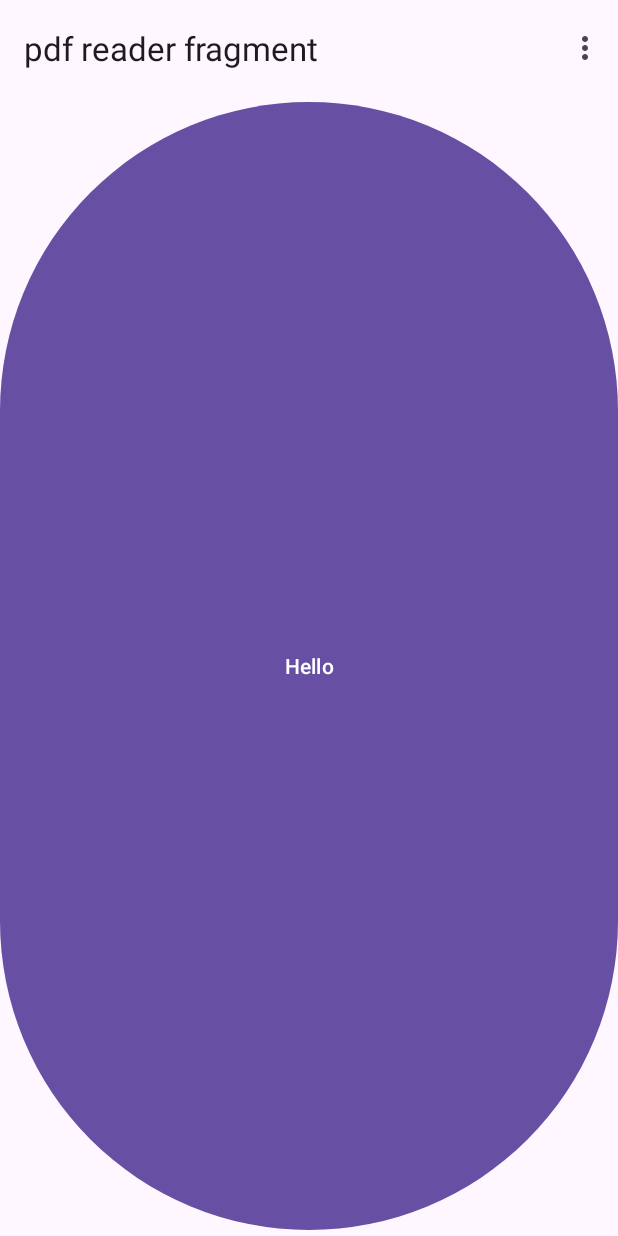
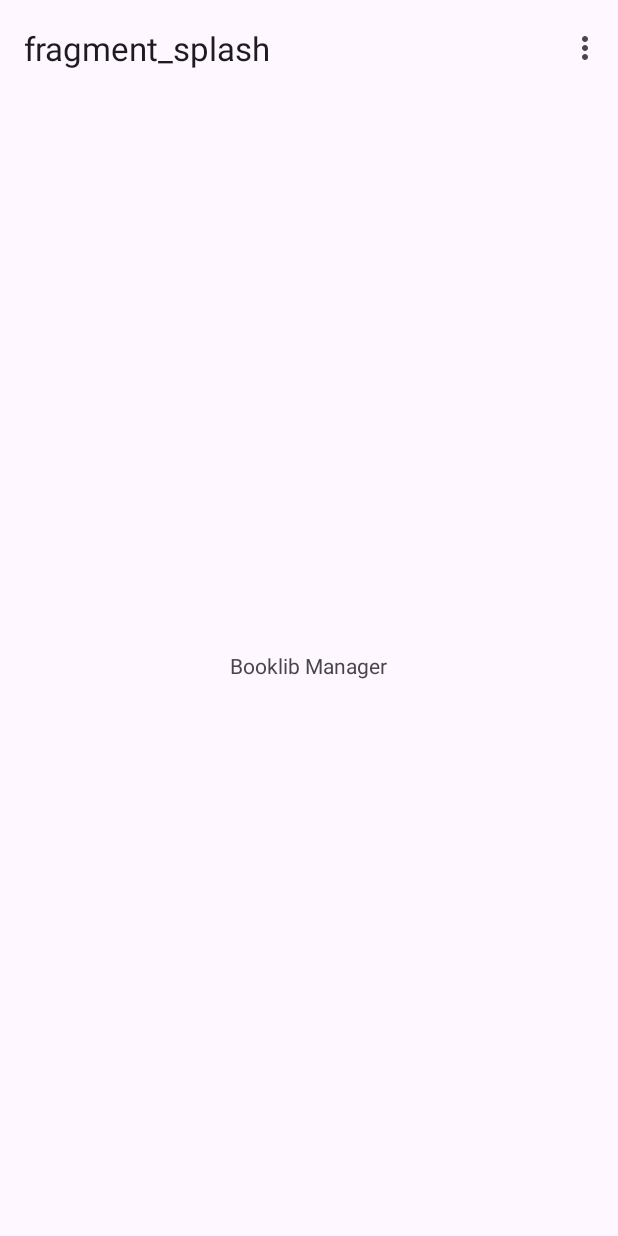
Before and after one commit to lucascalheiros/book-library-manager-app, an Android app: the screen it shows after launch (MainActivity), on a phone screen of 412 x 824 dp. Run offline under Robolectric (Android 15) with nearby library versions, the phone set to English and light mode, and no system bars; our stand-ins replace navigation-ui; libraries missing offline, so code that uses them is left out: org.koin.ksp; 3 statements that could not run were skipped.

Commit message:
Add splash screen, home screen and transitions

```diff
--- a/app/src/main/java/com/github/lucascalheiros/booklibrarymanager/ui/login/LoginFragment.kt
+++ b/app/src/main/java/com/github/lucascalheiros/booklibrarymanager/ui/login/LoginFragment.kt
@@ -43,7 +43,7 @@ class LoginFragment : Fragment() {
                         result.data
                     ).getResult(ApiException::class.java)
                     logAccount(account)
-                    val action = LoginFragmentDirections.actionLoginFragmentToPdfReaderFragment()
+                    val action = LoginFragmentDirections.actionLoginFragmentToHomeFragment()
                     findNavController().navigate(action)
                 } catch (exception: ApiException) {
                     exception.printStackTrace()
--- /dev/null
+++ b/app/src/main/java/com/github/lucascalheiros/booklibrarymanager/ui/splash/SplashFragment.kt
@@ -0,0 +1,82 @@
+package com.github.lucascalheiros.booklibrarymanager.ui.splash
+
+import android.os.Bundle
+import android.os.Handler
+import android.view.LayoutInflater
+import android.view.View
+import android.view.ViewGroup
+import androidx.fragment.app.Fragment
+import androidx.navigation.fragment.findNavController
+import com.github.lucascalheiros.booklibrarymanager.R
+import com.github.lucascalheiros.booklibrarymanager.useCase.GoogleSignInUseCase
+import kotlinx.coroutines.MainScope
+import kotlinx.coroutines.delay
+import kotlinx.coroutines.launch
+import org.koin.android.ext.android.inject
+
+// TODO: Rename parameter arguments, choose names that match
+// the fragment initialization parameters, e.g. ARG_ITEM_NUMBER
+private const val ARG_PARAM1 = "param1"
+private const val ARG_PARAM2 = "param2"
+
+/**
+ * A simple [Fragment] subclass.
+ * Use the [SplashFragment.newInstance] factory method to
+ * create an instance of this fragment.
+ */
+class SplashFragment : Fragment() {
+    // TODO: Rename and change types of parameters
+    private var param1: String? = null
+    private var param2: String? = null
+
+    private val googleSigInUseCase: GoogleSignInUseCase by inject()
+
+    override fun onCreate(savedInstanceState: Bundle?) {
+        super.onCreate(savedInstanceState)
+        arguments?.let {
+            param1 = it.getString(ARG_PARAM1)
+            param2 = it.getString(ARG_PARAM2)
+        }
+
+        MainScope().launch {
+            delay(500)
+            if (googleSigInUseCase.isUserSignedIn()) {
+                SplashFragmentDirections.actionSplashFragmentToHomeFragment().let {
+                    findNavController().navigate(it)
+                }
+            } else {
+                SplashFragmentDirections.actionSplashFragmentToLoginFragment().let {
+                    findNavController().navigate(it)
+                }
+            }
+        }
+    }
+
+    override fun onCreateView(
+        inflater: LayoutInflater, container: ViewGroup?,
+        savedInstanceState: Bundle?
+    ): View? {
+        // Inflate the layout for this fragment
+        return inflater.inflate(R.layout.fragment_splash, container, false)
+    }
+
+    companion object {
+        /**
+         * Use this factory method to create a new instance of
+         * this fragment using the provided parameters.
+         *
+         * @param param1 Parameter 1.
+         * @param param2 Parameter 2.
+         * @return A new instance of fragment SplashFragment.
+         */
+        // TODO: Rename and change types and number of parameters
+        @JvmStatic
+        fun newInstance(param1: String, param2: String) =
+            SplashFragment().apply {
+                arguments = Bundle().apply {
+                    putString(ARG_PARAM1, param1)
+                    putString(ARG_PARAM2, param2)
+                }
+            }
+    }
+}
--- /dev/null
+++ b/app/src/main/res/layout/fragment_splash.xml
@@ -0,0 +1,14 @@
+<?xml version="1.0" encoding="utf-8"?>
+<LinearLayout xmlns:android="http://schemas.android.com/apk/res/android"
+    xmlns:tools="http://schemas.android.com/tools"
+    android:layout_width="match_parent"
+    android:layout_height="match_parent"
+    android:gravity="center"
+    tools:context=".ui.splash.SplashFragment">
+
+    <TextView
+        android:layout_width="wrap_content"
+        android:layout_height="wrap_content"
+        android:text="@string/booklib_manager" />
+
+</LinearLayout>
--- a/app/src/main/res/navigation/nav_graph.xml
+++ b/app/src/main/res/navigation/nav_graph.xml
@@ -3,19 +3,50 @@
     xmlns:app="http://schemas.android.com/apk/res-auto"
     xmlns:tools="http://schemas.android.com/tools"
     android:id="@+id/nav_graph"
-    app:startDestination="@id/LoginFragment">
+    app:startDestination="@id/splashFragment">
 
     <fragment
         android:id="@+id/PdfReaderFragment"
         android:name="com.github.lucascalheiros.booklibrarymanager.ui.pdfReader.PdfReaderFragment"
         android:label="@string/pdf_reader_fragment"
-        tools:layout="@layout/fragment_pdf_reader">
-    </fragment>
+        tools:layout="@layout/fragment_pdf_reader" />
 
     <fragment
         android:id="@+id/LoginFragment"
         android:name="com.github.lucascalheiros.booklibrarymanager.ui.login.LoginFragment"
         android:label="@string/pdf_reader_fragment"
         tools:layout="@layout/fragment_login">
+        <action
+            android:id="@+id/action_LoginFragment_to_homeFragment"
+            app:destination="@id/homeFragment" />
+    </fragment>
+    <fragment
+        android:id="@+id/splashFragment"
+        android:name="com.github.lucascalheiros.booklibrarymanager.ui.splash.SplashFragment"
+        android:label="fragment_splash"
+        tools:layout="@layout/fragment_splash" >
+        <action
+            android:id="@+id/action_splashFragment_to_LoginFragment"
+            app:destination="@id/LoginFragment"
+            app:enterAnim="@android:anim/fade_in"
+            app:exitAnim="@android:anim/fade_out"
+            app:popUpTo="@id/splashFragment"
+            app:popUpToInclusive="true" />
+        <action
+            android:id="@+id/action_splashFragment_to_homeFragment"
+            app:destination="@id/homeFragment"
+            app:enterAnim="@android:anim/fade_in"
+            app:exitAnim="@android:anim/fade_out"
+            app:popUpTo="@id/splashFragment"
+            app:popUpToInclusive="true" />
+    </fragment>
+    <fragment
+        android:id="@+id/homeFragment"
+        android:name="com.github.lucascalheiros.booklibrarymanager.ui.home.HomeFragment"
+        android:label="fragment_home"
+        tools:layout="@layout/fragment_home" >
+        <action
+            android:id="@+id/action_homeFragment_to_PdfReaderFragment"
+            app:destination="@id/PdfReaderFragment" />
     </fragment>
 </navigation>
--- a/app/src/main/res/values/strings.xml
+++ b/app/src/main/res/values/strings.xml
@@ -3,5 +3,8 @@
     <string name="action_settings">Settings</string>
     <!-- Strings used for fragments for navigation -->
     <string name="pdf_reader_fragment">pdf reader fragment</string>
+    <string name="booklib_manager">Booklib Manager</string>
+    <!-- TODO: Remove or change this placeholder text -->
+    <string name="hello_blank_fragment">Hello blank fragment</string>
 
 </resources>
--- a/build.gradle
+++ b/build.gradle
@@ -23,7 +23,7 @@ buildscript {
 plugins {
     id 'com.android.application' version '7.2.1' apply false
     id 'com.android.library' version '7.2.1' apply false
-    id 'org.jetbrains.kotlin.android' version "$kotlin_version" apply false
+    id 'org.jetbrains.kotlin.android' version '1.7.0' apply false
     id "com.google.devtools.ksp" version "$ksp_version"
 }
 
```
Also changed, not shown: app/src/main/java/com/github/lucascalheiros/booklibrarymanager/ui/home/HomeFragment.kt (added, +60 -0 lines), app/src/main/res/layout/fragment_home.xml (added, +14 -0 lines).
